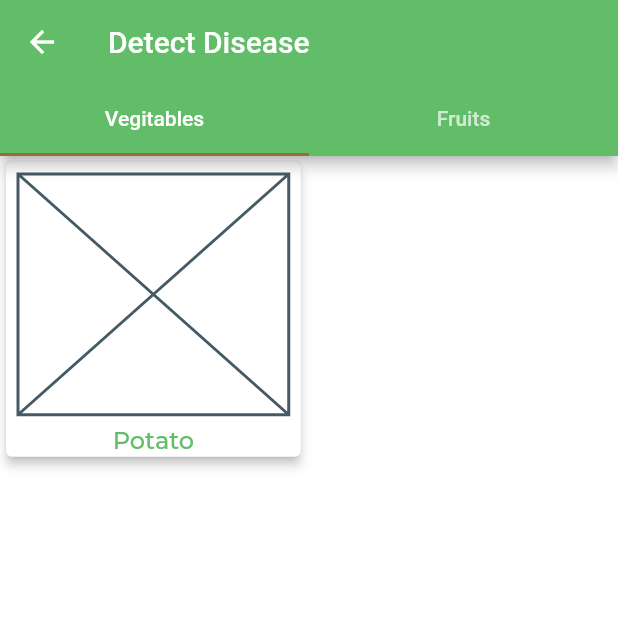
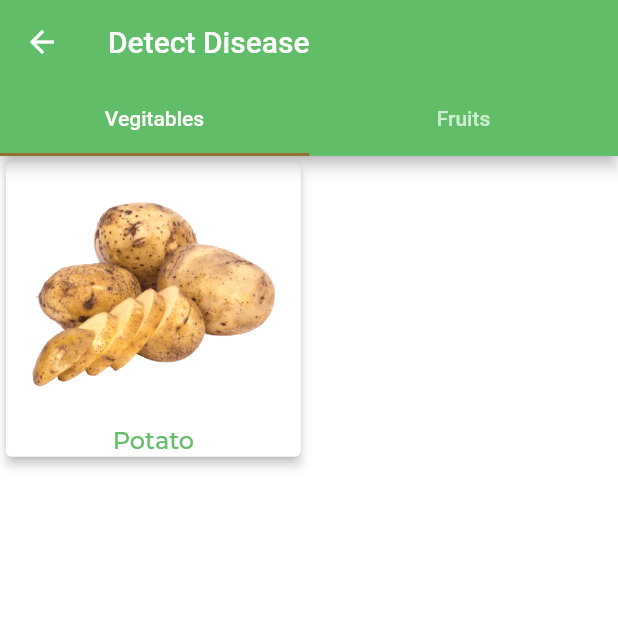
Before and after one commit to Munsif-Ali/dr-green, a Flutter app: the DiseaseDetectionScreen screen opened by its route, on a phone screen of 412 x 824 dp, the top half of it. Run offline on Flutter 3.47's test engine with Material 2 defaults, Android fonts, the phone set to English and light mode, and no system bars; our stand-ins replace cloud_firestore, firebase_auth, firebase_core, firebase_storage, flutter_svg, image_picker and 1 more; accounts and stored records are empty; project files that could hold a hidden picture were left out.

Commit message:
add potato image in detect disease screen

```diff
--- a/lib/screen/tabs/disease_detection/disease_detection.dart
+++ b/lib/screen/tabs/disease_detection/disease_detection.dart
@@ -46,9 +46,13 @@ class _DiseaseDetectionScreenState extends State<DiseaseDetectionScreen> {
                         arguments: plant,
                       );
                     },
-                    child: const Padding(
-                      padding: EdgeInsets.all(8.0),
-                      child: Placeholder(),
+                    child: Padding(
+                      padding: const EdgeInsets.all(8.0),
+                      child: Image.asset(
+                        "assets/images/${plant.toLowerCase()}.png",
+                        width: double.infinity,
+                        fit: BoxFit.cover,
+                      ),
                     ),
                   ),
                 ),
--- a/lib/screen/tabs/favorite_screen.dart
+++ b/lib/screen/tabs/favorite_screen.dart
@@ -7,6 +7,7 @@ import 'package:doctor_green/providers/user_provider.dart';
 import 'package:doctor_green/screen/tabs/blogs/blog_details_screen.dart';
 import 'package:doctor_green/screen/tabs/shop/product_details_screen.dart';
 import 'package:doctor_green/services/network.dart';
+import 'package:flutter/foundation.dart';
 import 'package:flutter/material.dart';
 import 'package:provider/provider.dart';
 
@@ -115,8 +116,9 @@ class _FavoriteScreenState extends State<FavoriteScreen>
             },
           ),
           FutureBuilder<List<ProductModel>>(
-            future:
-                getFavoriteProducts(sharedPreferences?.getString("id") ?? ""),
+            future: getFavoriteProducts(
+                Provider.of<UserProivder>(context, listen: false).user.id ??
+                    ""),
             builder: (context, snapshot) {
               switch (snapshot.connectionState) {
                 case ConnectionState.done:
```
Also changed, not shown: assets/images/potato.png (added), pubspec.lock, 2 other files.
